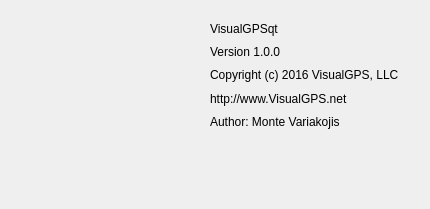
First picture: the form in Software/VisualGPSqt/Source/AboutDlg.ui, repository VisualGPS/NMEAParser, before the edit.
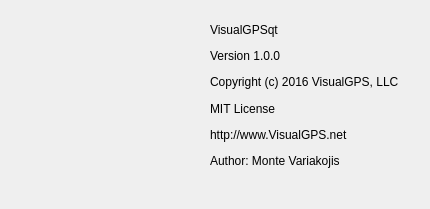
Second picture: the form after the edit. Icons and pictures are not drawn.

Commit message: About - added MIT License

Diff of the .ui file:
```diff
--- a/Software/VisualGPSqt/Source/AboutDlg.ui
+++ b/Software/VisualGPSqt/Source/AboutDlg.ui
@@ -65,7 +65,7 @@
      <x>210</x>
      <y>20</y>
      <width>211</width>
-     <height>110</height>
+     <height>151</height>
     </rect>
    </property>
    <layout class="QVBoxLayout" name="verticalLayout">
@@ -90,6 +90,13 @@
       </property>
      </widget>
     </item>
+    <item>
+     <widget class="QLabel" name="label_7">
+      <property name="text">
+       <string>MIT License</string>
+      </property>
+     </widget>
+    </item>
     <item>
      <widget class="QLabel" name="label_6">
       <property name="text">
```
